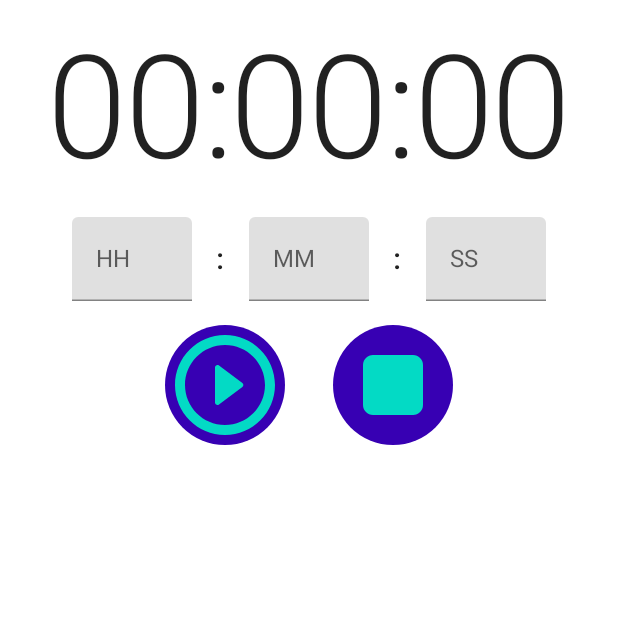
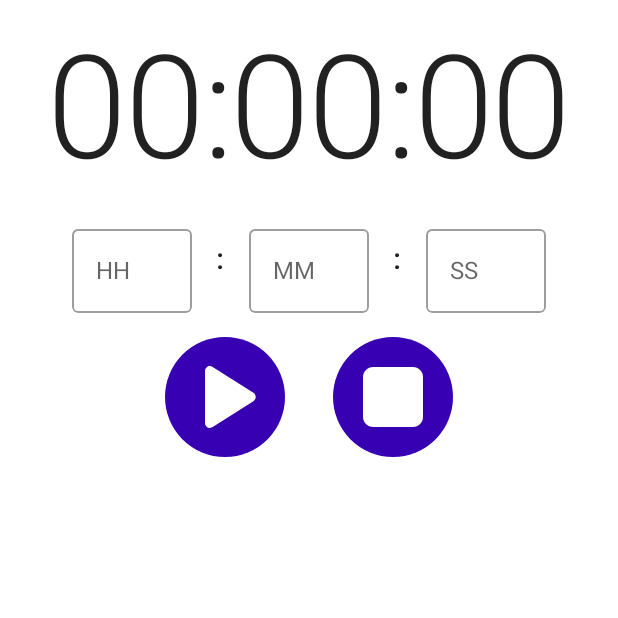
Before and after one commit to lukeforit/dev-challenge-componse-2-timer, an Android app built with Jetpack Compose: the screen it shows after launch (MainActivity), on a phone screen of 412 x 824 dp, the top half of it. Run offline under Robolectric (Android 15) with nearby library versions, the phone set to English and light mode, and no system bars; our stand-ins replace livedata-compose.

Commit message:
UI update

```diff
--- a/app/src/main/java/com/example/androiddevchallenge/ft/timer/TimerControl.kt
+++ b/app/src/main/java/com/example/androiddevchallenge/ft/timer/TimerControl.kt
@@ -22,7 +22,7 @@ import androidx.compose.material.Icon
 import androidx.compose.material.IconButton
 import androidx.compose.material.MaterialTheme
 import androidx.compose.material.icons.Icons
-import androidx.compose.material.icons.rounded.PlayCircleOutline
+import androidx.compose.material.icons.rounded.PlayArrow
 import androidx.compose.material.icons.rounded.Stop
 import androidx.compose.runtime.Composable
 import androidx.compose.ui.Modifier
@@ -46,9 +46,9 @@ fun TimerControl(
                 .size(80.dp),
         ) {
             Icon(
-                imageVector = Icons.Rounded.PlayCircleOutline,
+                imageVector = Icons.Rounded.PlayArrow,
                 contentDescription = "",
-                tint = MaterialTheme.colors.secondary,
+                tint = MaterialTheme.colors.surface,
                 modifier = Modifier
                     .fillMaxSize()
                     .clip(CircleShape)
@@ -68,7 +68,7 @@ fun TimerControl(
             Icon(
                 imageVector = Icons.Rounded.Stop,
                 contentDescription = "",
-                tint = MaterialTheme.colors.secondary,
+                tint = MaterialTheme.colors.surface,
                 modifier = Modifier
                     .fillMaxSize()
                     .clip(CircleShape)
--- a/app/src/main/java/com/example/androiddevchallenge/ft/timer/TimerDisplay.kt
+++ b/app/src/main/java/com/example/androiddevchallenge/ft/timer/TimerDisplay.kt
@@ -16,13 +16,15 @@
 package com.example.androiddevchallenge.ft.timer
 
 import androidx.compose.foundation.layout.*
+import androidx.compose.foundation.shape.RoundedCornerShape
 import androidx.compose.foundation.text.KeyboardOptions
 import androidx.compose.material.MaterialTheme
+import androidx.compose.material.OutlinedTextField
 import androidx.compose.material.Text
-import androidx.compose.material.TextField
 import androidx.compose.runtime.Composable
 import androidx.compose.ui.Alignment
 import androidx.compose.ui.Modifier
+import androidx.compose.ui.draw.clip
 import androidx.compose.ui.text.input.KeyboardType
 import androidx.compose.ui.text.style.TextAlign
 import androidx.compose.ui.tooling.preview.Preview
@@ -86,7 +88,7 @@ fun TimerTextField(
     onValueChange: (String) -> Unit,
     label: String
 ) {
-    TextField(
+    OutlinedTextField(
         value = value,
         onValueChange = {
             if (it.length < 3) {
@@ -98,7 +100,8 @@ fun TimerTextField(
         keyboardOptions = KeyboardOptions(keyboardType = KeyboardType.NumberPassword),
         modifier = Modifier
             .wrapContentSize()
-            .requiredWidth(80.dp),
+            .requiredWidth(80.dp)
+            .clip(RoundedCornerShape(4.dp)),
     )
 }
 
--- a/app/src/main/java/com/example/androiddevchallenge/ui/theme/Theme.kt
+++ b/app/src/main/java/com/example/androiddevchallenge/ui/theme/Theme.kt
@@ -20,17 +20,20 @@ import androidx.compose.material.MaterialTheme
 import androidx.compose.material.darkColors
 import androidx.compose.material.lightColors
 import androidx.compose.runtime.Composable
+import androidx.compose.ui.graphics.Color
 
 private val DarkColorPalette = darkColors(
     primary = purple200,
     primaryVariant = purple700,
-    secondary = teal200
+    secondary = teal200,
+    surface = Color.Black,
 )
 
 private val LightColorPalette = lightColors(
     primary = purple500,
     primaryVariant = purple700,
-    secondary = teal200
+    secondary = teal200,
+    surface = Color.White,
 
         /* Other default colors to override
     background = Color.White,
```
